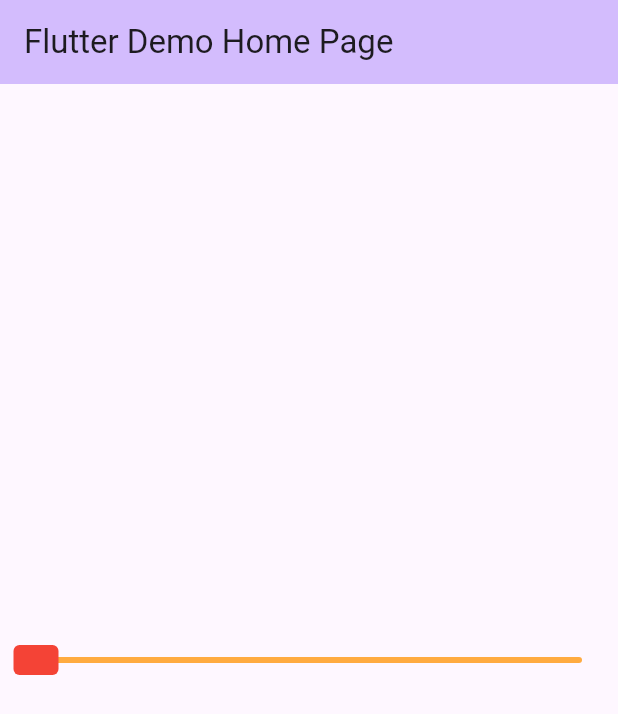
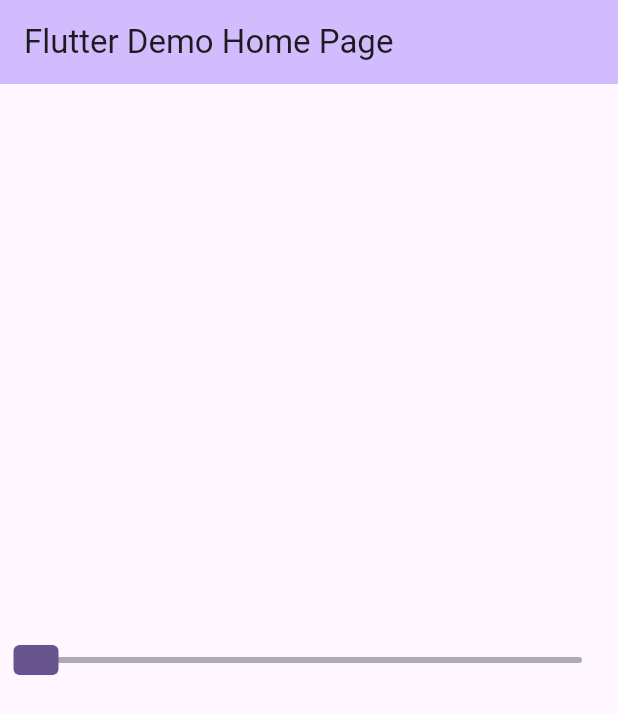
Before and after one commit to hossam1244/number_picker_indicator, a Flutter app: the screen it shows after launch, on a phone screen of 412 x 824 dp. Shown: the top 714 px of the screen. Run offline on Flutter 3.47's test engine with Material 3 defaults, Android fonts, the phone set to English and light mode, and no system bars.

Commit message:
added more parameters to main widget

```diff
--- a/lib/src/number_picker_indicator.dart
+++ b/lib/src/number_picker_indicator.dart
@@ -3,8 +3,7 @@ library number_picker;
 import 'package:flutter/material.dart';
 import 'package:number_picker/src/slider_shape.dart';
 
-// TODO customize the thumb and indicator color
-// TODO modify the thumb to be a customized image
+// TODO add widget for title and picked number
 class NumberPickerIndicator extends StatefulWidget {
   // minimum value of the number picker
   final int? minValue;
@@ -12,21 +11,32 @@ class NumberPickerIndicator extends StatefulWidget {
   // maximum value of the number picker
   final int? maxValue;
 
+  // callback when the value of the number picker changes
+  final ValueChanged<int>? onChanged;
+
+  // thumb color of the number picker
+  final Color? thumbColor;
+
+  // active color of the number picker
+  final Color? activeColor;
+
+  // inactive color of the number picker
+  final Color? inactiveColor;
+
   // current value of the number picker
   int? value;
-
-  // callback when the value of the number picker changes
-  final ValueChanged<int>? onChanged;
 
   NumberPickerIndicator(
       {super.key,
       required this.minValue,
       required this.maxValue,
       required this.value,
-      required this.onChanged})
-      : assert(minValue! < maxValue! &&
-            value! >= minValue! &&
-            value! <= maxValue!);
+      required this.onChanged,
+      this.thumbColor,
+      this.activeColor,
+      this.inactiveColor})
+      : assert(
+            minValue! < maxValue! && value! >= minValue && value <= maxValue);
 
   @override
   State<NumberPickerIndicator> createState() => _NumberPickerIndicatorState();
@@ -40,14 +50,20 @@ class _NumberPickerIndicatorState extends State<NumberPickerIndicator> {
 
   Widget _slider() {
     return SliderTheme(
-      data: const SliderThemeData(
-        thumbShape: AppSliderShape(thumbRadius: 10, thumbColor: Colors.red),
+      data: SliderThemeData(
+        thumbShape: AppSliderShape(
+            thumbRadius: 10,
+            thumbColor:
+                widget.thumbColor ?? Theme.of(context).colorScheme.primary,
+            iconData: null),
       ),
       child: Slider(
         min: widget.minValue!.toDouble(),
         max: widget.maxValue!.toDouble(),
-        activeColor: Colors.deepOrange,
-        inactiveColor: Colors.orangeAccent,
+        activeColor:
+            widget.activeColor ?? Theme.of(context).colorScheme.secondary,
+        inactiveColor: widget.inactiveColor ??
+            Theme.of(context).colorScheme.secondary.withOpacity(0.5),
         onChanged: (double value) {
           setState(() {
             widget.value = value.toInt();
```
